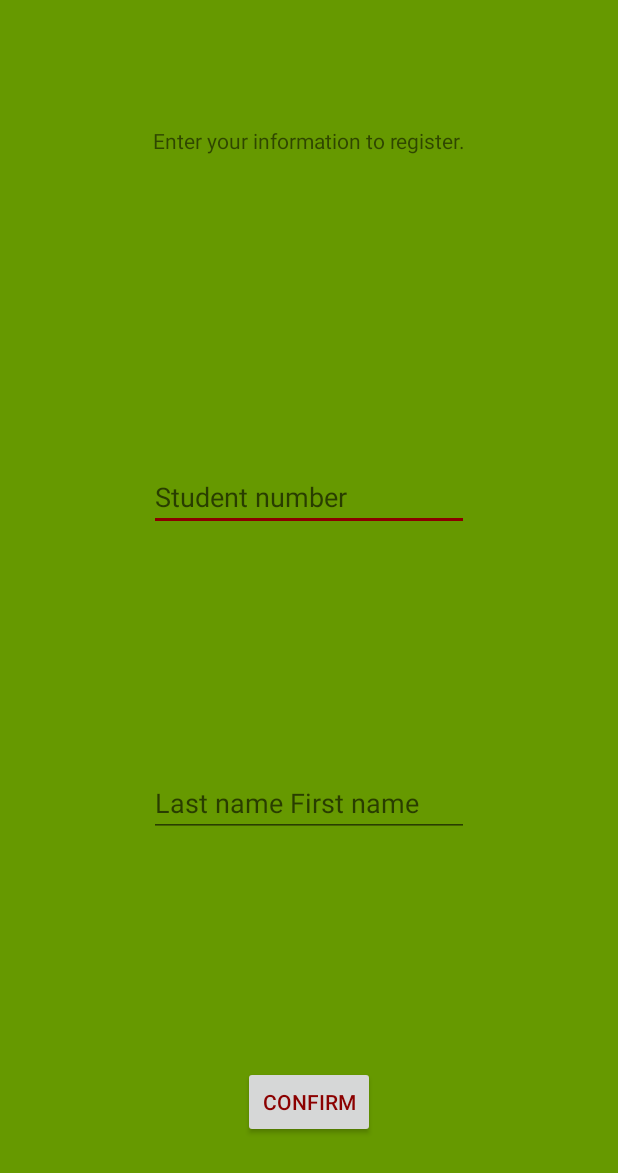
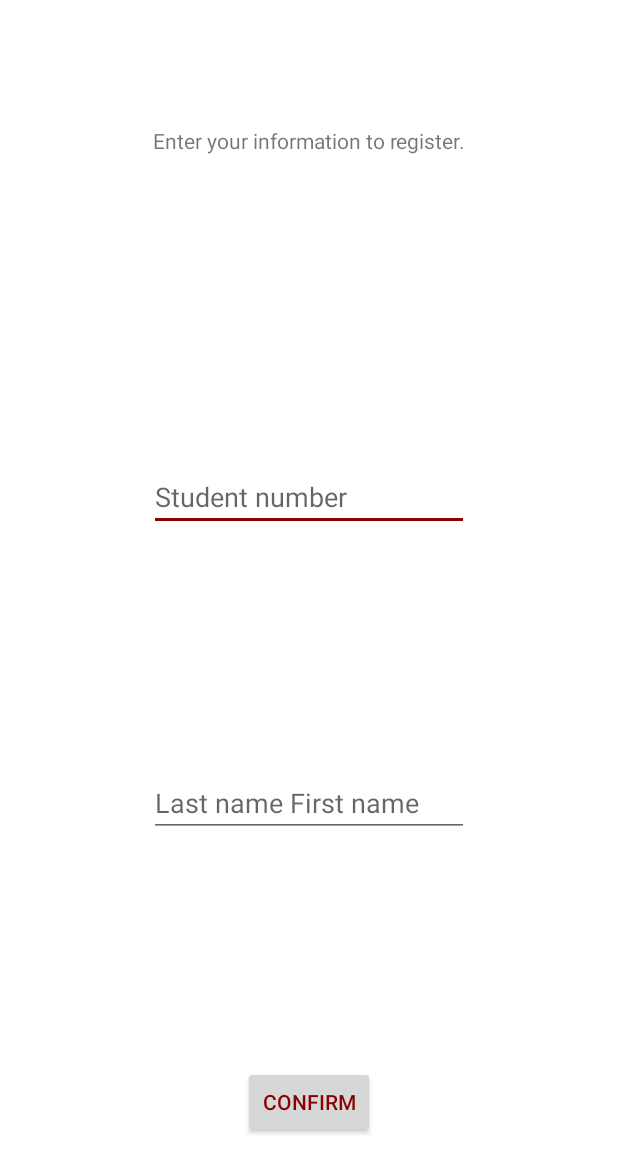
Before and after one commit to timothetoulain/projet_integration, an Android app: the StudentRegistrationActivity screen opened directly, with no data from a screen before it, on a phone screen of 412 x 824 dp. Shown: the top 1173 px of the screen. Run offline under Robolectric (Android 15) with nearby library versions, the phone set to English and light mode, and no system bars.

Commit message:
Application des couleurs du Thème d'Anne-Sophie. Version Test.

```diff
--- a/app/src/main/java/se/anyro/nfc_reader/StudentManualAddingActivity.java
+++ b/app/src/main/java/se/anyro/nfc_reader/StudentManualAddingActivity.java
@@ -29,6 +29,7 @@ public class StudentManualAddingActivity extends Activity {
     protected void onCreate(Bundle savedInstanceState) {
         super.onCreate(savedInstanceState);
         setContentView(R.layout.activity_student_manual_adding);
+        // this.setTheme();
         mConfirmButton = findViewById(R.id.confirmButton);
         mNameEditText=findViewById(R.id.nameEditText);
         if(VariableRepository.getInstance().getStudentName()!=""){
--- a/app/src/main/res/values-v21/styles.xml
+++ b/app/src/main/res/values-v21/styles.xml
@@ -1,15 +1,17 @@
 <?xml version="1.0" encoding="utf-8"?>
 <resources>
     <!--<style name="Theme.integration.Light" parent="android:Theme.Material.Light" >-->
+
     <style name="Theme.integration.Light" parent="Theme.AppCompat.Light.NoActionBar" >
         <item name="android:colorAccent">@color/accent_material_light</item>
         <item name="android:statusBarColor">?android:attr/colorAccent</item>
         <item name="android:colorPrimaryDark">@android:color/holo_blue_bright</item>
-        <item name="android:windowBackground">@android:color/holo_green_dark</item>
+        <item name="android:windowBackground">@android:color/background_light</item>
         <item name="android:navigationBarColor">@android:color/darker_gray</item>
         <item name="android:colorForeground">@android:color/black</item>
         <item name="android:textColorPrimary">?android:attr/colorAccent</item>
         <item name="android:textColorPrimaryInverse">@android:color/holo_purple</item>
         <item name="android:colorPrimary">@android:color/secondary_text_light_nodisable</item>
     </style>
+    <!--<style name="AppTheme" parent="Theme.integration.Light"/>-->
 </resources>
```
Also changed, not shown: 9 other files.
